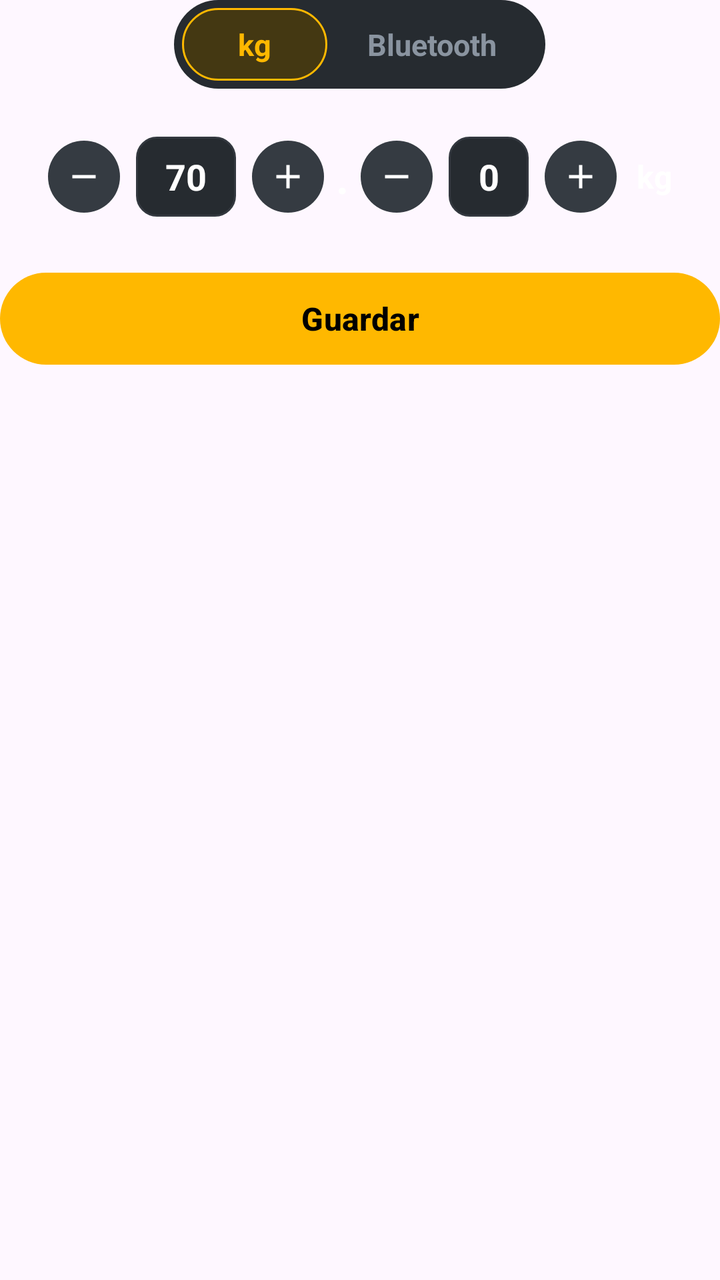
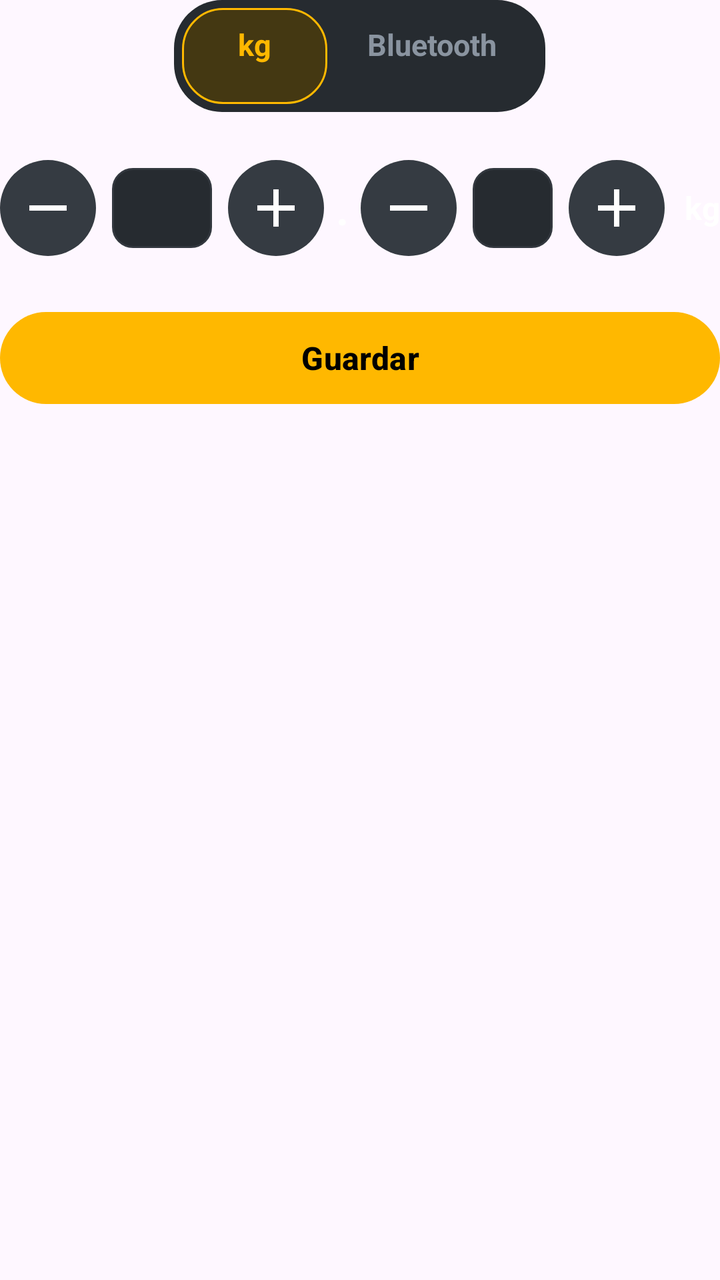

Two renders of the same Android screen: before a commit and after it. Below are the layout's source before the change and the commit's diff.
<!-- AndroidManifest.xml: application theme Theme.NutriMeta -->
<!-- res/layout/activity_peso_dialog.xml -->
<?xml version="1.0" encoding="utf-8"?>
<LinearLayout xmlns:android="http://schemas.android.com/apk/res/android"
    xmlns:app="http://schemas.android.com/apk/res-auto"
    android:layout_width="match_parent"
    android:layout_height="wrap_content"
    android:gravity="center_horizontal"
    android:orientation="vertical"
    xmlns:tools="http://schemas.android.com/tools"
    tools:context=".PesoDialog">

    
    <LinearLayout
        android:layout_width="wrap_content"
        android:layout_height="wrap_content"
        android:background="@drawable/fondo_toggle_contenedor"
        android:orientation="horizontal"
        android:padding="@dimen/dp_4">

        
        <TextView
            android:id="@+id/tabModoKg"
            android:layout_width="wrap_content"
            android:layout_height="wrap_content"
            android:background="@drawable/fondo_toggle_activo"
            android:clickable="true"
            android:focusable="true"
            android:paddingHorizontal="@dimen/dp_28"
            android:paddingVertical="@dimen/dp_8"
            android:text="@string/tab_peso_kg"
            android:textColor="@color/color_boton"
            android:textSize="@dimen/sp_15"
            android:textStyle="bold" />

        
        <TextView
            android:id="@+id/tabModoBluetooth"
            android:layout_width="wrap_content"
            android:layout_height="wrap_content"
            android:background="@android:color/transparent"
            android:clickable="true"
            android:focusable="true"
            android:paddingHorizontal="@dimen/dp_20"
            android:paddingVertical="@dimen/dp_8"
            android:text="@string/tab_peso_bluetooth"
            android:textColor="@color/color_texto_toggle_inactivo"
            android:textSize="@dimen/sp_15"
            android:textStyle="bold" />
    </LinearLayout>

    
    <LinearLayout
        android:id="@+id/layoutModoManual"
        android:layout_width="wrap_content"
        android:layout_height="wrap_content"
        android:layout_marginTop="@dimen/dp_24"
        android:gravity="center_vertical"
        android:orientation="horizontal"
        android:visibility="visible">

        
        <ImageView
            android:id="@+id/btnRestarPesoEntero"
            android:layout_width="@dimen/dp_36"
            android:layout_height="@dimen/dp_36"
            android:background="@drawable/fondo_boton_stepper"
            android:clickable="true"
            android:contentDescription="@string/desc_disminuir_peso"
            android:focusable="true"
            android:padding="@dimen/dp_8"
            android:src="@drawable/ic_minus" />

        <TextView
            android:id="@+id/tvPesoEntero"
            android:layout_width="@dimen/dp_50"
            android:layout_height="@dimen/dp_40"
            android:layout_marginHorizontal="@dimen/dp_8"
            android:background="@drawable/fondo_numero_stepper"
            android:gravity="center"
            android:text="70"
            android:textColor="@color/blanco"
            android:textSize="@dimen/sp_18"
            android:textStyle="bold" />

        <ImageView
            android:id="@+id/btnSumarPesoEntero"
            android:layout_width="@dimen/dp_36"
            android:layout_height="@dimen/dp_36"
            android:background="@drawable/fondo_boton_stepper"
            android:clickable="true"
            android:contentDescription="@string/desc_aumentar_peso"
            android:focusable="true"
            android:padding="@dimen/dp_8"
            android:src="@drawable/ic_plus" />

        
        <TextView
            android:layout_width="wrap_content"
            android:layout_height="wrap_content"
            android:layout_marginHorizontal="@dimen/dp_6"
            android:text="@string/punto_decimal"
            android:textColor="@color/blanco"
            android:textSize="@dimen/sp_22"
            android:textStyle="bold" />

        
        <ImageView
            android:id="@+id/btnRestarPesoDecimal"
            android:layout_width="@dimen/dp_36"
            android:layout_height="@dimen/dp_36"
            android:background="@drawable/fondo_boton_stepper"
            android:clickable="true"
            android:contentDescription="@string/desc_disminuir_decimal"
            android:focusable="true"
            android:padding="@dimen/dp_8"
            android:src="@drawable/ic_minus" />

        <TextView
            android:id="@+id/tvPesoDecimal"
            android:layout_width="@dimen/dp_40"
            android:layout_height="@dimen/dp_40"
            android:layout_marginHorizontal="@dimen/dp_8"
            android:background="@drawable/fondo_numero_stepper"
            android:gravity="center"
            android:text="0"
            android:textColor="@color/blanco"
            android:textSize="@dimen/sp_18"
            android:textStyle="bold" />

        <ImageView
            android:id="@+id/btnSumarPesoDecimal"
            android:layout_width="@dimen/dp_36"
            android:layout_height="@dimen/dp_36"
            android:background="@drawable/fondo_boton_stepper"
            android:clickable="true"
            android:contentDescription="@string/desc_aumentar_decimal"
            android:focusable="true"
            android:padding="@dimen/dp_8"
            android:src="@drawable/ic_plus" />

        
        <TextView
            android:layout_width="wrap_content"
            android:layout_height="wrap_content"
            android:layout_marginStart="@dimen/dp_10"
            android:text="@string/tab_peso_kg"
            android:textColor="@color/blanco"
            android:textSize="@dimen/sp_16"
            android:textStyle="bold" />
    </LinearLayout>

    
    <LinearLayout
        android:id="@+id/layoutModoBluetooth"
        android:layout_width="match_parent"
        android:layout_height="wrap_content"
        android:layout_marginTop="@dimen/dp_16"
        android:gravity="center_horizontal"
        android:orientation="vertical"
        android:paddingHorizontal="@dimen/dp_16"
        android:visibility="gone">

        <FrameLayout
            android:layout_width="@dimen/dp_48"
            android:layout_height="@dimen/dp_48"
            android:background="@drawable/fondo_icono_circular">

            <TextView
                android:layout_width="wrap_content"
                android:layout_height="wrap_content"
                android:layout_gravity="center"
                android:text="@string/emoji_balanza"
                android:textSize="@dimen/sp_22" />
        </FrameLayout>

        <TextView
            android:id="@+id/tvTituloBluetooth"
            android:layout_width="wrap_content"
            android:layout_height="wrap_content"
            android:layout_marginTop="@dimen/dp_10"
            android:text="@string/titulo_balanza_bluetooth"
            android:textColor="@color/blanco"
            android:textSize="@dimen/sp_16"
            android:textStyle="bold" />

        <TextView
            android:id="@+id/tvSubtituloBluetooth"
            android:layout_width="wrap_content"
            android:layout_height="wrap_content"
            android:layout_marginTop="@dimen/dp_4"
            android:gravity="center"
            android:text="@string/subtitulo_balanza_bluetooth"
            android:textColor="@color/color_subtitulo_objetivo"
            android:textSize="@dimen/sp_12" />

        
        <TextView
            android:id="@+id/tvPesoBluetoothLectura"
            android:layout_width="wrap_content"
            android:layout_height="wrap_content"
            android:layout_marginTop="@dimen/dp_12"
            android:text="@string/estado_balanza_buscando"
            android:textColor="@color/color_boton"
            android:textSize="@dimen/sp_14"
            android:textStyle="bold" />
    </LinearLayout>

    
    <com.google.android.material.button.MaterialButton
        android:id="@+id/btnGuardarPeso"
        android:layout_width="match_parent"
        android:layout_height="@dimen/dp_54"
        android:layout_marginTop="@dimen/dp_24"
        android:text="@string/btn_guardar"
        android:textAllCaps="false"
        android:textColor="@color/colors"
        android:textSize="@dimen/sp_16"
        android:textStyle="bold"
        app:backgroundTint="@color/color_boton"
        app:cornerRadius="@dimen/dp_27" />

</LinearLayout>
<!-- resources referenced by this layout -->
<resources>
  <color name="blanco">#FFFFFF</color>
  <color name="color_boton">#FFB800</color>
  <color name="color_subtitulo_objetivo">#9E9E9E</color>
  <color name="color_texto_toggle_inactivo">#8A94A0</color>
  <color name="colors">#000000</color>
  <dimen name="dp_10">10dp</dimen>
  <dimen name="dp_12">12dp</dimen>
  <dimen name="dp_16">16dp</dimen>
  <dimen name="dp_20">20dp</dimen>
  <dimen name="dp_24">24dp</dimen>
  <dimen name="dp_27">27dp</dimen>
  <dimen name="dp_28">28dp</dimen>
  <dimen name="dp_36">36dp</dimen>
  <dimen name="dp_4">4dp</dimen>
  <dimen name="dp_40">40dp</dimen>
  <dimen name="dp_48">48dp</dimen>
  <dimen name="dp_50">50dp</dimen>
  <dimen name="dp_54">54dp</dimen>
  <dimen name="dp_6">6dp</dimen>
  <dimen name="dp_8">8dp</dimen>
  <dimen name="sp_12">12sp</dimen>
  <dimen name="sp_14">14sp</dimen>
  <dimen name="sp_15">15sp</dimen>
  <dimen name="sp_16">16sp</dimen>
  <dimen name="sp_18">18sp</dimen>
  <dimen name="sp_22">22sp</dimen>
  <!-- drawable fondo_boton_stepper (drawable) -->
  <?xml version="1.0" encoding="utf-8"?>
  <shape xmlns:android="http://schemas.android.com/apk/res/android"
      android:shape="oval">
      <solid android:color="@color/fondo_stepper_boton" />
      <size
          android:width="@dimen/dp_36"
          android:height="@dimen/dp_36" />
  </shape>
  <!-- drawable fondo_icono_circular (drawable) -->
  <?xml version="1.0" encoding="utf-8"?>
  <shape xmlns:android="http://schemas.android.com/apk/res/android"
      android:shape="oval">
      <solid android:color="@color/fondo_icono_tarjeta" />
  </shape>
  <!-- drawable fondo_toggle_contenedor (drawable) -->
  <?xml version="1.0" encoding="utf-8"?>
  <shape xmlns:android="http://schemas.android.com/apk/res/android"
      android:shape="rectangle">
      <solid android:color="@color/fondo_toggle_contenedor" />
      <corners android:radius="@dimen/dp_24" />
  </shape>
  <!-- drawable ic_minus (drawable) -->
  <vector xmlns:android="http://schemas.android.com/apk/res/android"
      android:width="24dp"
      android:height="24dp"
      android:viewportWidth="24"
      android:viewportHeight="24">
      <path
          android:fillColor="@color/blanco"
          android:pathData="M19,13H5v-2h14v2z"/>
  </vector>
  <string name="btn_guardar">Guardar</string>
  <string name="desc_aumentar_decimal">Aumentar decimal</string>
  <string name="desc_aumentar_peso">Aumentar peso</string>
  <string name="desc_disminuir_decimal">Disminuir decimal</string>
  <string name="desc_disminuir_peso">Disminuir peso</string>
  <string name="emoji_balanza">⚖️</string>
  <string name="estado_balanza_buscando">Buscando balanza cercana…</string>
  <string name="punto_decimal">.</string>
  <string name="subtitulo_balanza_bluetooth">Enciende tu balanza y súbete para capturar tu peso automáticamente</string>
  <string name="tab_peso_bluetooth">Bluetooth</string>
  <string name="tab_peso_kg">kg</string>
  <string name="titulo_balanza_bluetooth">Sincronizar balanza</string>
  <style name="Theme.NutriMeta" parent="Base.Theme.NutriMeta" />
  <color name="fondo_stepper_boton">#353B42</color>
  <color name="fondo_icono_tarjeta">#262B30</color>
  <color name="fondo_stepper_numero">#262B30</color>
  <dimen name="dp_1">1dp</dimen>
  <color name="borde_tarjeta_objetivo">#33383F</color>
  <color name="fondo_toggle_activo">#443812</color>
  <color name="fondo_toggle_contenedor">#262B30</color>
  <style name="Base.Theme.NutriMeta" parent="Theme.Material3.DayNight.NoActionBar" tools:targetApi="31">
          
          
          <item name="android:windowSplashScreenAnimatedIcon">@drawable/logo_nutrimeta</item>
          <item name="android:windowSplashScreenBackground">@color/colors</item>
      </style>
  <!-- unchanged entries left out for length: 4 -->
</resources>

<!-- the commit's change to res/layout/activity_peso_dialog.xml (unified diff, before → after) -->
@@ -24,6 +24,7 @@
             android:background="@drawable/fondo_toggle_activo"
             android:clickable="true"
             android:focusable="true"
+            android:minHeight="@dimen/dp_48"
             android:paddingHorizontal="@dimen/dp_28"
             android:paddingVertical="@dimen/dp_8"
             android:text="@string/tab_peso_kg"
@@ -39,6 +40,7 @@
             android:background="@android:color/transparent"
             android:clickable="true"
             android:focusable="true"
+            android:minHeight="@dimen/dp_48"
             android:paddingHorizontal="@dimen/dp_20"
             android:paddingVertical="@dimen/dp_8"
             android:text="@string/tab_peso_bluetooth"
@@ -47,7 +49,6 @@
             android:textStyle="bold" />
     </LinearLayout>
 
-    
     <LinearLayout
         android:id="@+id/layoutModoManual"
         android:layout_width="wrap_content"
@@ -57,11 +58,10 @@
         android:orientation="horizontal"
         android:visibility="visible">
 
-        
         <ImageView
             android:id="@+id/btnRestarPesoEntero"
-            android:layout_width="@dimen/dp_36"
-            android:layout_height="@dimen/dp_36"
+            android:layout_width="@dimen/dp_48"
+            android:layout_height="@dimen/dp_48"
             android:background="@drawable/fondo_boton_stepper"
             android:clickable="true"
             android:contentDescription="@string/desc_disminuir_peso"
@@ -76,15 +76,14 @@
             android:layout_marginHorizontal="@dimen/dp_8"
             android:background="@drawable/fondo_numero_stepper"
             android:gravity="center"
-            android:text="70"
             android:textColor="@color/blanco"
             android:textSize="@dimen/sp_18"
             android:textStyle="bold" />
 
         <ImageView
             android:id="@+id/btnSumarPesoEntero"
-            android:layout_width="@dimen/dp_36"
-            android:layout_height="@dimen/dp_36"
+            android:layout_width="@dimen/dp_48"
+            android:layout_height="@dimen/dp_48"
             android:background="@drawable/fondo_boton_stepper"
             android:clickable="true"
             android:contentDescription="@string/desc_aumentar_peso"
@@ -92,7 +91,6 @@
             android:padding="@dimen/dp_8"
             android:src="@drawable/ic_plus" />
 
-        
         <TextView
             android:layout_width="wrap_content"
             android:layout_height="wrap_content"
@@ -102,11 +100,10 @@
             android:textSize="@dimen/sp_22"
             android:textStyle="bold" />
 
-        
         <ImageView
             android:id="@+id/btnRestarPesoDecimal"
-            android:layout_width="@dimen/dp_36"
-            android:layout_height="@dimen/dp_36"
+            android:layout_width="@dimen/dp_48"
+            android:layout_height="@dimen/dp_48"
             android:background="@drawable/fondo_boton_stepper"
             android:clickable="true"
             android:contentDescription="@string/desc_disminuir_decimal"
@@ -121,15 +118,14 @@
             android:layout_marginHorizontal="@dimen/dp_8"
             android:background="@drawable/fondo_numero_stepper"
             android:gravity="center"
-            android:text="0"
             android:textColor="@color/blanco"
             android:textSize="@dimen/sp_18"
             android:textStyle="bold" />
 
         <ImageView
             android:id="@+id/btnSumarPesoDecimal"
-            android:layout_width="@dimen/dp_36"
-            android:layout_height="@dimen/dp_36"
+            android:layout_width="@dimen/dp_48"
+            android:layout_height="@dimen/dp_48"
             android:background="@drawable/fondo_boton_stepper"
             android:clickable="true"
             android:contentDescription="@string/desc_aumentar_decimal"
@@ -142,13 +138,13 @@
             android:layout_width="wrap_content"
             android:layout_height="wrap_content"
             android:layout_marginStart="@dimen/dp_10"
+            android:importantForAccessibility="no"
             android:text="@string/tab_peso_kg"
             android:textColor="@color/blanco"
             android:textSize="@dimen/sp_16"
             android:textStyle="bold" />
     </LinearLayout>
 
-    
     <LinearLayout
         android:id="@+id/layoutModoBluetooth"
         android:layout_width="match_parent"
